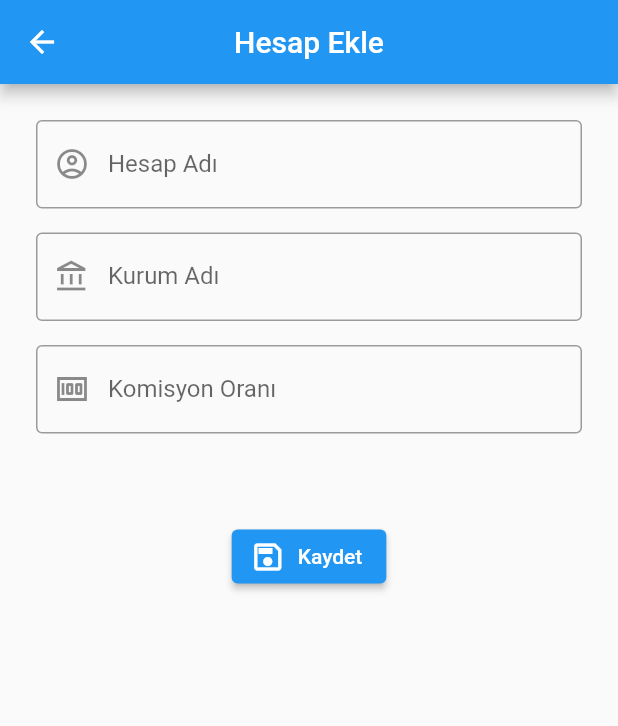
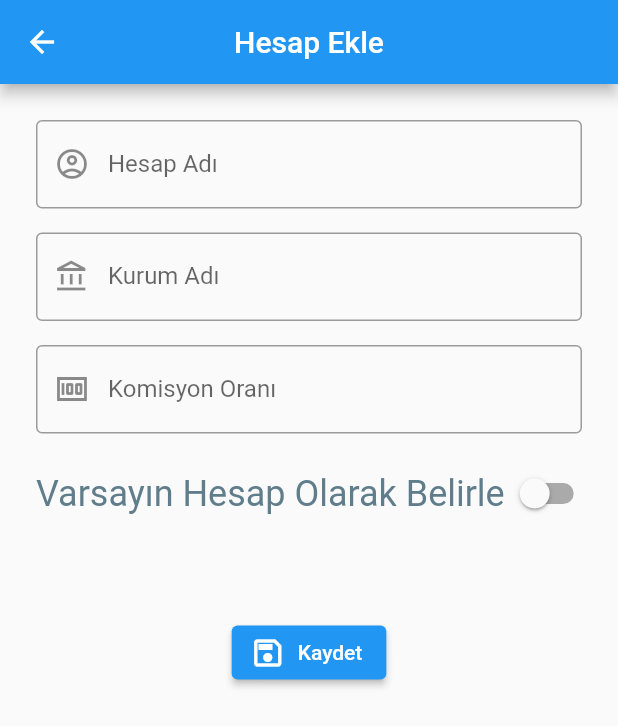
Before and after one commit to fidelyoldasalkan/stock_management_ui, a Flutter app: the AccountCreatePage screen opened directly, on a phone screen of 412 x 824 dp. Shown: the top 726 px of the screen. Run offline on Flutter 3.47's test engine with Material 2 defaults, Android fonts, the phone set to English and light mode, and no system bars; our stand-ins replace dio, flutter_slidable, flutter_typeahead, shared_preferences; accounts and stored records are empty.

Commit message:
default account

```diff
--- a/lib/model/Account.dart
+++ b/lib/model/Account.dart
@@ -7,6 +7,7 @@ class Account extends BaseModel {
   String? corporationName;
   double? amount;
   List<dynamic>? transactionList;
+  bool? isDefault;
 
   Account(
       [int id = 0,
@@ -15,14 +16,16 @@ class Account extends BaseModel {
       this.commissionRate = 0.0,
       this.corporationName,
       this.amount,
-      this.transactionList])
+      this.transactionList,
+      this.isDefault = false])
       : super(id);
 
   Map<String, dynamic> toJson() => {
         "id": "$id",
         "name": name,
         "corporationId": "$corporationId",
-        "commissionRate": "$commissionRate"
+        "commissionRate": "$commissionRate",
+        "isDefault": isDefault
       };
 
   static Account fromJson(Map<String, dynamic> json) {
@@ -33,6 +36,7 @@ class Account extends BaseModel {
         json['commissionRate'],
         json['corporationName'],
         json['amount'],
-        json['transactionList']);
+        json['transactionList'],
+        json['isDefault']);
   }
 }
--- a/lib/widget/abstract/AbstractListPageState.dart
+++ b/lib/widget/abstract/AbstractListPageState.dart
@@ -37,7 +37,6 @@ abstract class AbstractListPageState<T extends BaseModel> extends State {
 
   Future<List<T>> fetchData() async {
     final generalResponse = await MyDio(_buildContext).get(apiUri(), onSuccess: onSuccess, onError: onError);
-    // var jsonData = await HttpUtil.get(apiUri(), onSuccess, onError);
 
     List<T> list = [];
     for (var json in generalResponse.data) {
--- a/lib/widget/account/AccountCreatePage.dart
+++ b/lib/widget/account/AccountCreatePage.dart
@@ -5,6 +5,7 @@ import 'package:stock_management_ui/model/Account.dart';
 import 'package:stock_management_ui/model/Corporation.dart';
 import 'package:stock_management_ui/service/AccountService.dart';
 import 'package:stock_management_ui/service/CorporationService.dart';
+import 'package:stock_management_ui/util/SharedPref.dart';
 import 'package:stock_management_ui/widget/HomePage.dart';
 
 class AccountCreatePage extends StatefulWidget {
@@ -24,6 +25,7 @@ class _AccountCreatePageState extends State<AccountCreatePage> {
   final _commissionController = TextEditingController();
   final GlobalKey<FormState> formKey = GlobalKey();
   late BuildContext _buildContext;
+  final _sharedPref = SharedPref.getInstance();
 
   Account account = Account();
   String pageTitle;
@@ -150,6 +152,18 @@ class _AccountCreatePageState extends State<AccountCreatePage> {
                       },
                     ),
                   ),
+                  Padding(padding: EdgeInsets.all(8),
+                  child: Row(
+                    mainAxisAlignment: MainAxisAlignment.spaceBetween,
+                    children: [
+                      Text("Varsayın Hesap Olarak Belirle", style: TextStyle(fontSize: 24, color: Colors.blueGrey),),
+                      Switch.adaptive(value: account.isDefault!, onChanged: (value) {
+                        setState(() {
+                          account.isDefault = !account.isDefault!;
+                        });
+                      } ),
+                    ],
+                  ),),
                   SizedBox(
                     height: 50,
                   ),
@@ -164,6 +178,7 @@ class _AccountCreatePageState extends State<AccountCreatePage> {
 
                       formKey.currentState!.save();
 
+                      _sharedPref.saveDefaultAccount(account);
                       AccountService.save(context, account.toJson(), onSuccess: onSuccess, onError: onError);
                     },
                   ),
```
Also changed, not shown: lib/util/SharedPref.dart (+31 -0 lines), lib/widget/dividend/DividendCreatePage.dart (+30 -6 lines), lib/widget/exchange/ExchangeCreatePage.dart (+30 -0 lines), lib/widget/moneyFlow/MoneyFlowCreatePage.dart (+25 -0 lines).
